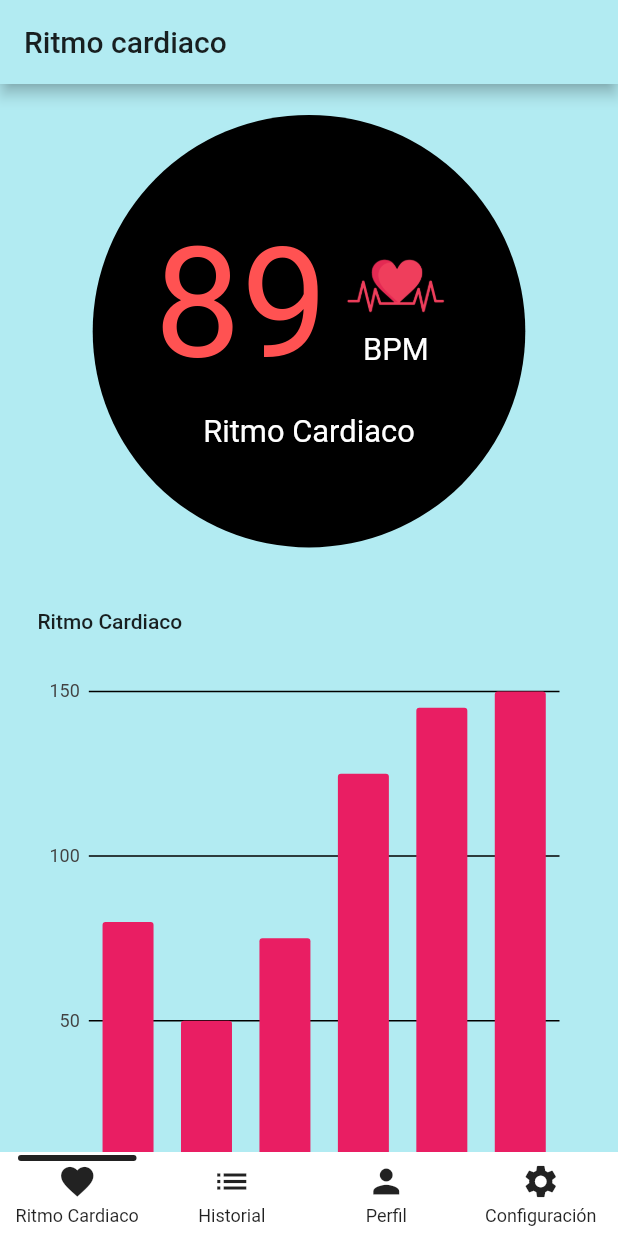
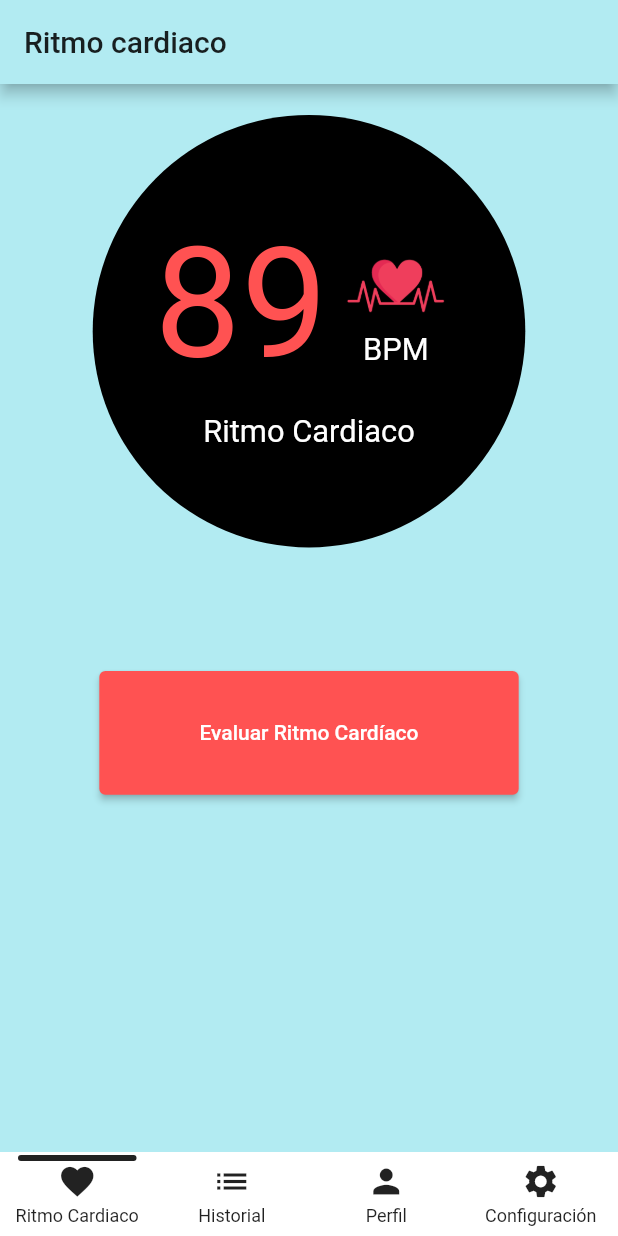
Before and after one commit to sadaakisz/it_innova_flutter, a Flutter app: the screen it shows after launch, on a phone screen of 412 x 824 dp. Run offline on Flutter 3.47's test engine with Material 2 defaults, Android fonts, the phone set to English and light mode, and no system bars; drawn by our look-alikes of persistent_bottom_nav_bar; our stand-ins replace charts_flutter, flutter_blue.

Commit message:
Added button to connect device.

```diff
--- a/lib/pages/heart_rate.dart
+++ b/lib/pages/heart_rate.dart
@@ -1,6 +1,6 @@
 import 'package:flutter/material.dart';
 import 'package:it_innova_flutter/models/heart_rate_history.dart';
-import 'package:it_innova_flutter/widgets/heart_rate_chart.dart';
+import 'package:it_innova_flutter/pages/select_device.dart';
 import 'package:it_innova_flutter/widgets/heart_rate_indicator.dart';
 
 class HeartRate extends StatefulWidget {
@@ -36,9 +36,24 @@ class _HeartRateState extends State<HeartRate> {
           children: [
             SizedBox(height: width * 0.05),
             HeartRateIndicator(bpm: 89),
-            SizedBox(height: width * 0.1),
-            HeartRateChart(
+            SizedBox(height: width * 0.2),
+            /*HeartRateChart(
               data: _heartRateHistoryList,
+            ),*/
+            Container(
+              padding: EdgeInsets.symmetric(horizontal: width / 10),
+              height: width / 5,
+              child: ElevatedButton(
+                  style: ElevatedButton.styleFrom(
+                    primary: Colors.redAccent,
+                  ),
+                  onPressed: () {
+                    Navigator.of(context).push(
+                      MaterialPageRoute(
+                          builder: (BuildContext context) => SelectDevice()),
+                    );
+                  },
+                  child: Text('Evaluar Ritmo Cardíaco')),
             ),
           ],
         ),
```
